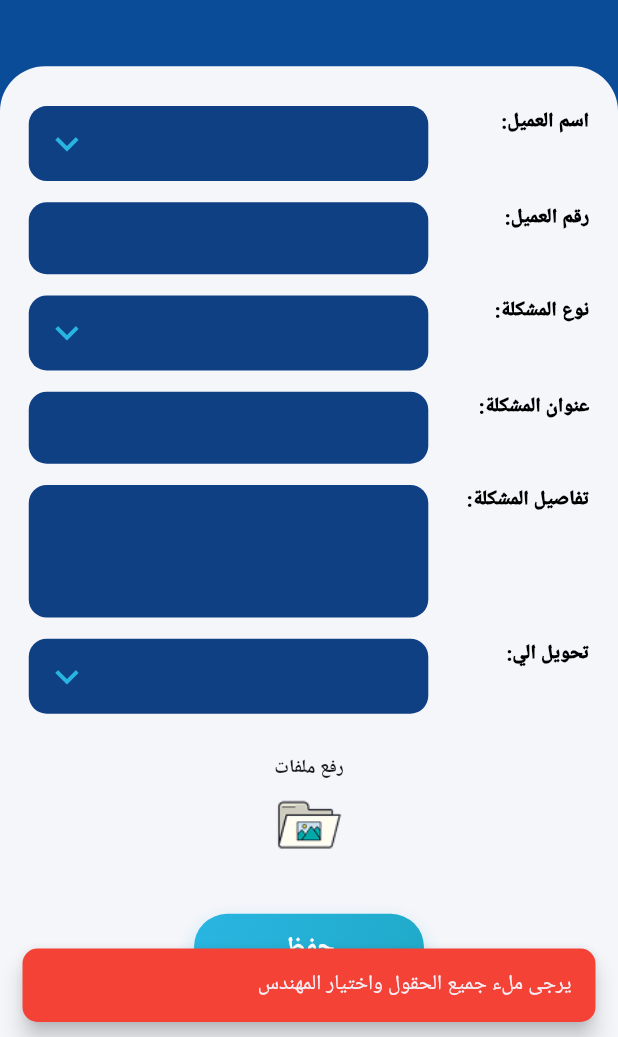
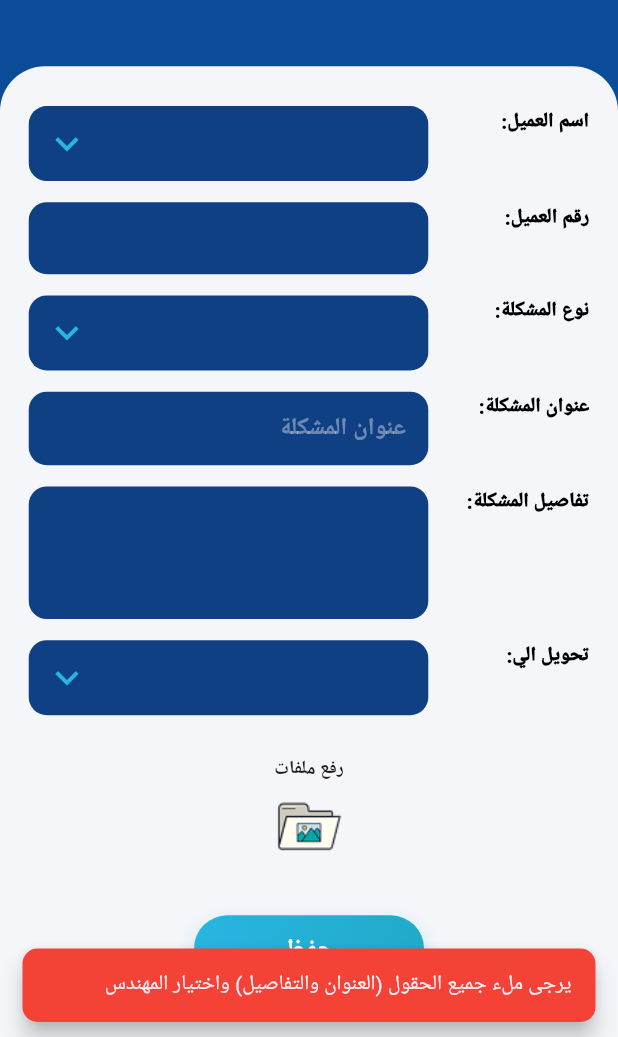
Before and after one commit to TabibSoft/TabibSoft_company, a Flutter app: the AddProblemScreen screen opened directly, after a tap on "حفظ", on a phone screen of 412 x 824 dp, the part 199-1236 px from its top. Run offline on Flutter 3.47's test engine with Material 3 defaults, Android fonts, the phone set to English and light mode, and no system bars; our stand-ins replace bloc, cached_network_image, connectivity_plus, dartz, dio, easy_localization and 22 more; accounts and stored records are empty; generated files the repository leaves out were written again; network calls fail; Roboto replaces fonts that are missing (Cairo); statements that could not run were skipped; key blocks and very long unbroken strings in the code were emptied for the run.

Commit message:
Feat: Add issue title field and ensure correct data flow to API and UI

```diff
--- a/lib/features/technical_support/data/model/customer/problem/problem_model.dart
+++ b/lib/features/technical_support/data/model/customer/problem/problem_model.dart
@@ -9,7 +9,7 @@ class ProblemModel {
   final String? customerName;
   final String? customerPhone;
   final String? adderss;
-  final String? problemtype;
+  final String? title;
   final String? problemAddress;
   final String? problemDetails;
   final String? phone;
@@ -29,7 +29,7 @@ class ProblemModel {
     this.customerName,
     this.customerPhone,
     this.adderss,
-    this.problemtype,
+    this.title,
     this.problemAddress,
     this.problemDetails,
     this.phone,
@@ -62,7 +62,7 @@ class ProblemModel {
 //   final String? customerName;
 //   final String? customerPhone;
 //   final String? adderss; // العنوان
-//   final String? problemtype; // نوع المشكلة (مثل "تم الحل")
+//   final String? title; // نوع المشكلة (مثل "تم الحل")
 //   final String? problemAddress; // تفاصيل المشكلة
 //   final String? phone;
 //   final String? teacnicalSupportDate; // تاريخ الدعم الفني
@@ -88,7 +88,7 @@ class ProblemModel {
 //     this.customerName,
 //     this.customerPhone,
 //     this.adderss,
-//     this.problemtype,
+//     this.title,
 //     this.problemAddress,
 //     this.phone,
 //     this.teacnicalSupportDate,
@@ -145,7 +145,7 @@ class ProblemModel {
 //       customerName: customerName ?? this.customerName,
 //       customerPhone: customerPhone ?? this.customerPhone,
 //       adderss: adderss ?? this.adderss,
-//       problemtype: problemtype ?? this.problemtype,
+//       problemtype: problemtype ?? this.title,
 //       problemAddress: problemAddress ?? this.problemAddress,
 //       phone: phone ?? this.phone,
 //       teacnicalSupportDate: teacnicalSupportDate ?? this.teacnicalSupportDate,
--- a/lib/features/technical_support/data/repo/customer/customer_repo.dart
+++ b/lib/features/technical_support/data/repo/customer/customer_repo.dart
@@ -107,6 +107,7 @@ class CustomerRepository {
     String? engineerId,
     String? details,
     String? phone,
+    String? problemType,
     List<File>? images,
   }) async {
     try {
@@ -120,6 +121,7 @@ class CustomerRepository {
         if (engineerId != null) MapEntry('EngineerId', engineerId),
         if (details != null) MapEntry('Details', details),
         if (phone != null) MapEntry('Phone', phone),
+        if (problemType != null) MapEntry('ProblemType', problemType),
       ]);
 
       if (images != null && images.isNotEmpty) {
--- a/lib/features/technical_support/presentation/cubit/customers/customer_cubit.dart
+++ b/lib/features/technical_support/presentation/cubit/customers/customer_cubit.dart
@@ -236,6 +236,7 @@ Future<void> createProblem({
   String? engineerId,
   String? details,
   String? phone,
+  String? problemType,
   List<File>? images,
 }) async {
   print(
@@ -282,6 +283,7 @@ Future<void> createProblem({
     engineerId: engineerId,
     details: details,
     phone: phone,
+    problemType: problemType,
     images: images,
   );
 
--- a/lib/features/technical_support/presentation/screen/problem/add_problem_screen.dart
+++ b/lib/features/technical_support/presentation/screen/problem/add_problem_screen.dart
@@ -22,6 +22,7 @@ class AddProblemScreen extends StatefulWidget {
 
 class _AddProblemScreenState extends State<AddProblemScreen> {
   final TextEditingController _clientNameController = TextEditingController();
+  final TextEditingController _titleController = TextEditingController();
   final TextEditingController _problemTypeController = TextEditingController();
   final TextEditingController _phoneController = TextEditingController();
   final TextEditingController _addressController = TextEditingController();
@@ -82,6 +83,7 @@ class _AddProblemScreenState extends State<AddProblemScreen> {
     _phoneController.dispose();
     _addressController.dispose();
     _detailsController.dispose();
+    _titleController.dispose();
     _engineerController.dispose();
     super.dispose();
   }
@@ -154,10 +156,11 @@ class _AddProblemScreenState extends State<AddProblemScreen> {
     if (_selectedCustomer == null ||
         _selectedCategory == null ||
         _selectedEngineer == null ||
-        _detailsController.text.trim().isEmpty) {
+        _detailsController.text.trim().isEmpty ||
+        _titleController.text.trim().isEmpty) {
       ScaffoldMessenger.of(context).showSnackBar(
         SnackBar(
-          content: const Text('يرجى ملء جميع الحقول واختيار المهندس'),
+          content: const Text('يرجى ملء جميع الحقول (العنوان والتفاصيل) واختيار المهندس'),
           backgroundColor: Colors.red,
           behavior: SnackBarBehavior.floating,
           shape: RoundedRectangleBorder(borderRadius: BorderRadius.circular(10)),
@@ -202,6 +205,7 @@ class _AddProblemScreenState extends State<AddProblemScreen> {
           phone: _phoneController.text,
           images: _images.isNotEmpty ? _images : null,
           note: _detailsController.text,
+          problemType: _titleController.text,
           engineerId: _selectedEngineer!.id,
         );
   }
@@ -473,8 +477,8 @@ class _AddProblemScreenState extends State<AddProblemScreen> {
                         _buildLabelledRow(
                           label: "عنوان المشكلة:",
                           child: _buildTextField(
-                            controller: _addressController,
-                            hint: "",
+                            controller: _titleController,
+                            hint: "عنوان المشكلة",
                           ),
                         ),
                         SizedBox(height: 16.h),
--- a/lib/features/technical_support/presentation/screen/support_home/problem_details_screen.dart
+++ b/lib/features/technical_support/presentation/screen/support_home/problem_details_screen.dart
@@ -46,7 +46,7 @@ class _ProblemDetailsScreenState extends State<ProblemDetailsScreen> {
     _nameCtl = TextEditingController(text: widget.issue.customerName ?? '');
     _addressCtl = TextEditingController(text: widget.issue.adderss ?? '');
     _issueTitleCtl =
-        TextEditingController(text: widget.issue.problemAddress ?? '');
+        TextEditingController(text: widget.issue.title ?? '');
     _issueDetailsCtl =
         TextEditingController(text: widget.issue.problemDetails ?? '');
     _contactCtl = TextEditingController(text: widget.issue.customerPhone ?? '');
--- a/lib/features/technical_support/presentation/widget/new/tech_card_content.dart
+++ b/lib/features/technical_support/presentation/widget/new/tech_card_content.dart
@@ -148,7 +148,7 @@ class TechCardContent extends StatelessWidget {
                     SizedBox(width: 12.w),
                     Expanded(
                       child: Text(
-                        issue.problemtype ?? 'غير محدد',
+                        issue.title ?? 'غير محدد',
                         style: TextStyle(
                             fontSize: 17.sp,
                             fontWeight: FontWeight.bold,
--- /dev/null
+++ b/test_changes.txt
@@ -0,0 +1,24 @@
+تم تعديل الملفات التالية:
+
+1.  **lib/features/technical_support/data/model/customer/problem/problem_model.dart**:
+    - تم تغيير اسم الحقل `problemtype` إلى `title` ليعكس عنوان المشكلة.
+
+2.  **lib/features/technical_support/data/repo/customer/customer_repo.dart**:
+    - تم تعديل دالة `createProblem` لقبول حقل `problemType` جديد وإضافته إلى `FormData` المرسلة إلى الـ API تحت مفتاح `ProblemType`.
+
+3.  **lib/features/technical_support/presentation/cubit/customers/customer_cubit.dart**:
+    - تم تعديل دالة `createProblem` لقبول حقل `problemType` جديد وتمريره إلى الـ Repository.
+
+4.  **lib/features/technical_support/presentation/screen/problem/add_problem_screen.dart**:
+    - تم إضافة `TextEditingController` جديد (`_titleController`) لعنوان المشكلة.
+    - تم إضافة حقل إدخال لـ "عنوان المشكلة" في واجهة المستخدم.
+    - تم تعديل دالة `_saveProblem` للتحقق من أن حقل العنوان غير فارغ وتمرير قيمته إلى `createProblem` في الـ Cubit.
+
+5.  **lib/features/technical_support/presentation/screen/support_home/problem_details_screen.dart**:
+    - تم تعديل `initState` لاستخدام الحقل الجديد `widget.issue.title` لملء حقل عنوان المشكلة.
+    - تم التأكد من عرض حقل "تفاصيل المشكلة" (`_issueDetailsCtl`) بشكل صحيح.
+
+6.  **lib/features/technical_support/presentation/widget/new/tech_card_content.dart**:
+    - تم تعديل الكود لاستخدام `issue.title` بدلاً من `issue.problemtype` لعرض عنوان المشكلة في كارت المشكلة.
+
+الخطوة التالية هي عمل Commit لهذه التغييرات وإعداد طلب سحب (Pull Request).
```
